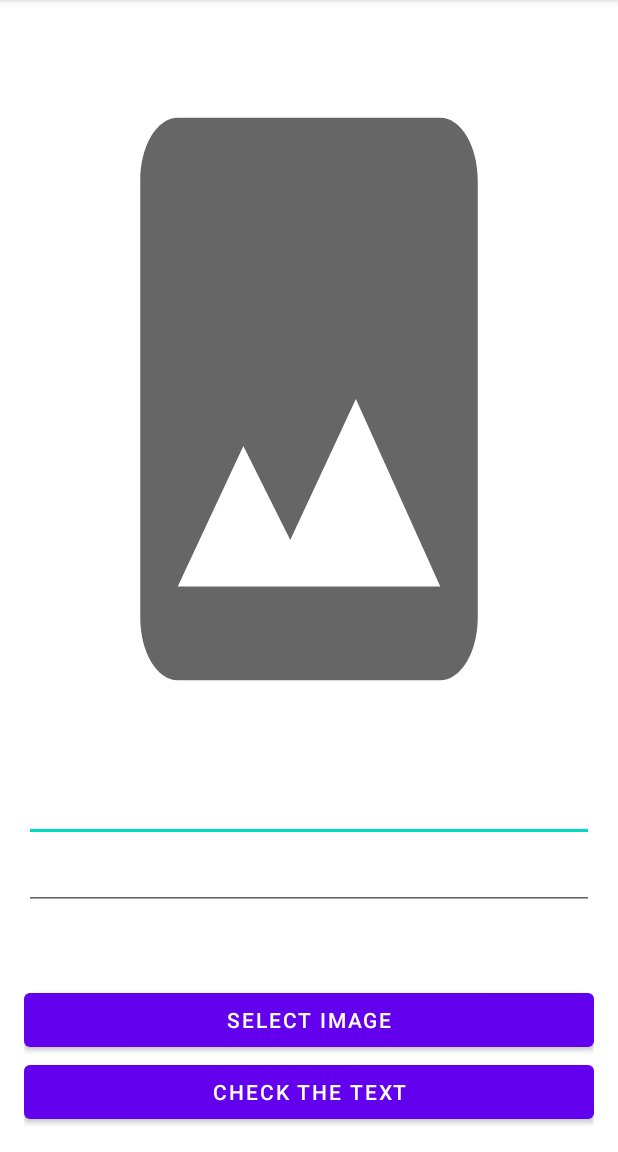
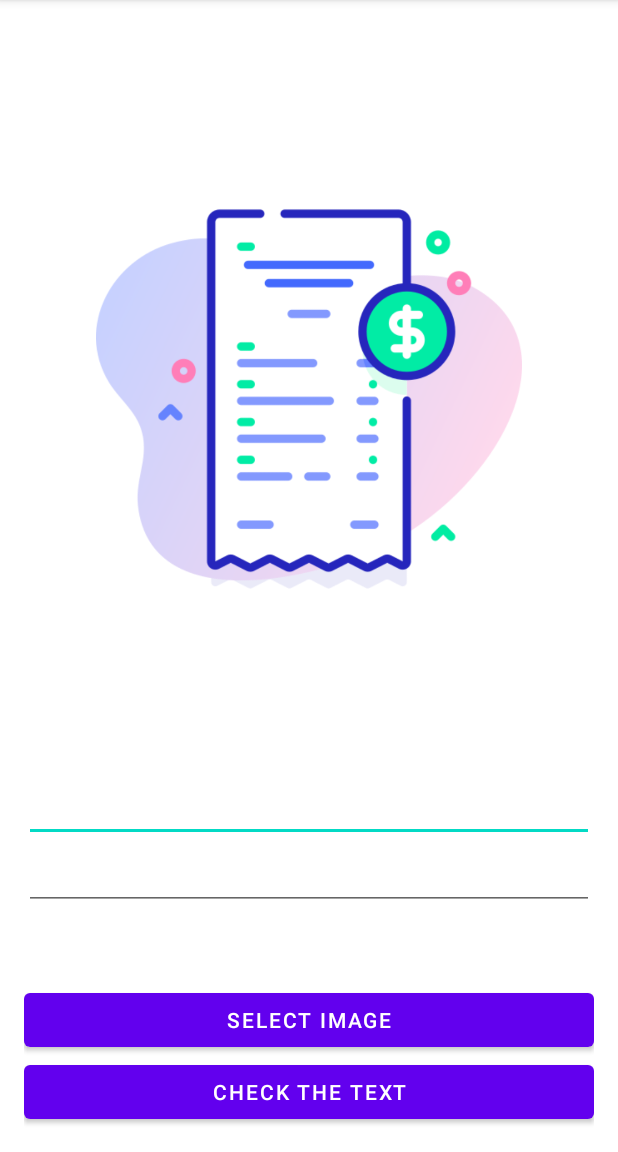
Before and after one commit to NEETI9952/TextRecognizer, an Android app: the screen it shows after launch (MainActivity), on a phone screen of 412 x 824 dp, the part 84-1236 px from its top. Run offline under Robolectric (Android 15) with nearby library versions, the phone set to English and light mode, and no system bars; libraries missing offline, so code that uses them is left out: com.google.mlkit.vision.

Commit message:
gst pattern matcher

```diff
--- a/app/src/main/java/com/example/invoicetextdetector/MainActivity.java
+++ b/app/src/main/java/com/example/invoicetextdetector/MainActivity.java
@@ -11,8 +11,6 @@ import android.content.DialogInterface;
 import android.content.Intent;
 import android.content.pm.PackageManager;
 import android.graphics.Bitmap;
-import android.graphics.Point;
-import android.graphics.Rect;
 import android.hardware.camera2.CameraAccessException;
 import android.hardware.camera2.CameraCharacteristics;
 import android.hardware.camera2.CameraManager;
@@ -22,7 +20,6 @@ import android.os.Bundle;
 import android.os.Environment;
 import android.os.StrictMode;
 import android.provider.MediaStore;
-import android.util.Log;
 import android.util.SparseIntArray;
 import android.view.Surface;
 import android.view.View;
@@ -38,7 +35,6 @@ import com.google.mlkit.vision.common.InputImage;
 import com.google.mlkit.vision.text.Text;
 import com.google.mlkit.vision.text.TextRecognition;
 import com.google.mlkit.vision.text.TextRecognizer;
-
 import java.io.File;
 import java.io.IOException;
 import java.text.SimpleDateFormat;
@@ -64,14 +60,14 @@ public class MainActivity extends AppCompatActivity implements View.OnClickListe
         super.onCreate(savedInstanceState);
         setContentView(R.layout.activity_main);
 
+        StrictMode.VmPolicy.Builder builder = new StrictMode.VmPolicy.Builder();
+        StrictMode.setVmPolicy(builder.build());
+
         myTextViewInfo = findViewById(R.id.textViewBillInfo);
         myEditTextGst = findViewById(R.id.textViewGST);
         myImageView = findViewById(R.id.imageView);
         findViewById(R.id.checkText).setOnClickListener(this);
         findViewById(R.id.select_image).setOnClickListener(this);
-
-        StrictMode.VmPolicy.Builder builder = new StrictMode.VmPolicy.Builder();
-        StrictMode.setVmPolicy(builder.build());
     }
 
     @Override
@@ -294,6 +290,7 @@ public class MainActivity extends AppCompatActivity implements View.OnClickListe
 
                     if (m.find( )) {
                         myEditTextGst.setText(m.group(0));
+                        return;
                     }
                 }
 
@@ -302,9 +299,9 @@ public class MainActivity extends AppCompatActivity implements View.OnClickListe
 
 
                     myTextViewInfo.append(elementText+"\n");
-                    Log.i("ExtractedText-line:", lineText);
-                    Log.i("ExtractedText-block:", blockText);
-                    Log.i("ExtractedText-element:", elementText);
+//                    Log.i("ExtractedText-line:", lineText);
+//                    Log.i("ExtractedText-block:", blockText);
+//                    Log.i("ExtractedText-element:", elementText);
                 }
             }
         }
--- a/app/src/main/res/layout/activity_main.xml
+++ b/app/src/main/res/layout/activity_main.xml
@@ -1,6 +1,5 @@
 <?xml version="1.0" encoding="utf-8"?>
 <RelativeLayout xmlns:android="http://schemas.android.com/apk/res/android"
-    xmlns:app="http://schemas.android.com/apk/res-auto"
     xmlns:tools="http://schemas.android.com/tools"
     android:layout_width="match_parent"
     android:layout_height="match_parent"
@@ -18,13 +17,13 @@
             android:orientation="vertical">
 
             <ImageView
+                android:padding="8dp"
                 android:id="@+id/imageView"
                 android:layout_width="300dp"
                 android:layout_height="500dp"
                 android:adjustViewBounds="true"
-                android:scaleType="fitXY"
                 android:layout_gravity="center"
-                android:src="@drawable/ic_baseline_image_24" />
+                android:src="@drawable/bill" />
 
             <EditText
                 android:id="@+id/textViewGST"
--- /dev/null
+++ b/app/src/main/res/xml/provider_paths.xml
@@ -0,0 +1,4 @@
+<?xml version="1.0" encoding="utf-8"?>
+<paths xmlns:android="http://schemas.android.com/apk/res/android">
+    <external-path name="external_files" path="."/>
+</paths>
```
Also changed, not shown: app/src/main/AndroidManifest.xml (+10 -0 lines), app/src/main/res/drawable-v24/bill.png (added).
